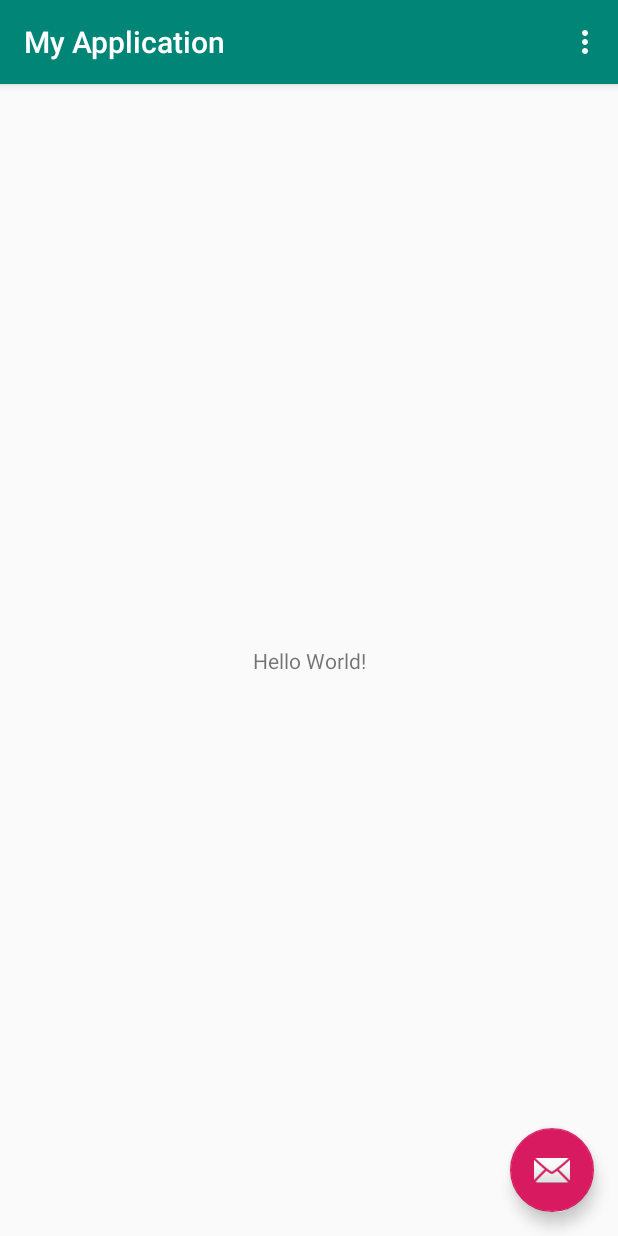
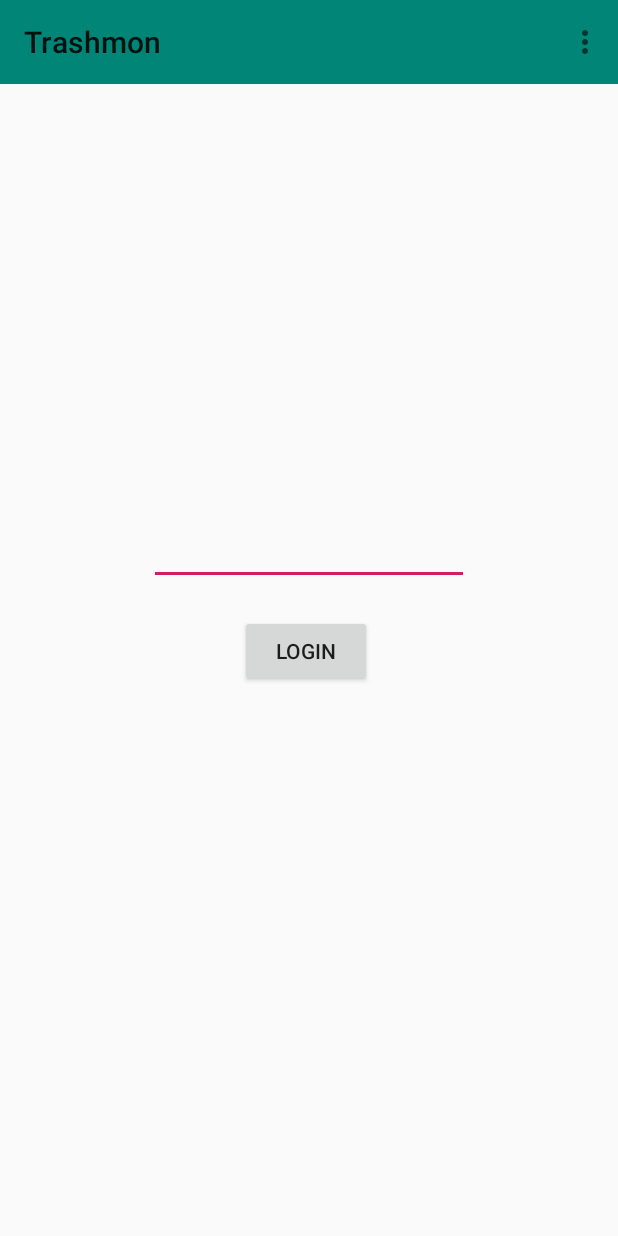
Before and after one commit to theninjawoohoo/pickItUp, an Android app: the screen it shows after launch (MainActivity before the commit, CreateUser after it), on a phone screen of 412 x 824 dp. Run offline under Robolectric (Android 15) with nearby library versions, the phone set to English and light mode, and no system bars.

Commit message:
First Screen

```diff
--- a/app/src/main/AndroidManifest.xml
+++ b/app/src/main/AndroidManifest.xml
@@ -10,7 +10,7 @@
         android:supportsRtl="true"
         android:theme="@style/AppTheme">
         <activity
-            android:name=".MainActivity"
+            android:name="Activities.CreateUser"
             android:label="@string/app_name"
             android:theme="@style/AppTheme.NoActionBar">
             <intent-filter>
--- a/app/src/main/java/com/example/myapplication/MainActivity.java
+++ b/app/src/main/java/Activities/CreateUser.java
@@ -1,7 +1,8 @@
-package com.example.myapplication;
+package Activities;
 
 import android.os.Bundle;
 
+import com.example.myapplication.R;
 import com.google.android.material.floatingactionbutton.FloatingActionButton;
 import com.google.android.material.snackbar.Snackbar;
 
@@ -11,8 +12,12 @@ import androidx.appcompat.widget.Toolbar;
 import android.view.View;
 import android.view.Menu;
 import android.view.MenuItem;
+import android.widget.AutoCompleteTextView;
+import android.widget.Button;
 
-public class MainActivity extends AppCompatActivity {
+public class CreateUser extends AppCompatActivity {
+
+    private AutoCompleteTextView emailView;
 
     @Override
     protected void onCreate(Bundle savedInstanceState) {
@@ -21,14 +26,10 @@ public class MainActivity extends AppCompatActivity {
         Toolbar toolbar = findViewById(R.id.toolbar);
         setSupportActionBar(toolbar);
 
-        FloatingActionButton fab = findViewById(R.id.fab);
-        fab.setOnClickListener(new View.OnClickListener() {
-            @Override
-            public void onClick(View view) {
-                Snackbar.make(view, "Replace with your own action", Snackbar.LENGTH_LONG)
-                        .setAction("Action", null).show();
-            }
-        });
+
+
+        setUpLoginButton();
+
     }
 
     @Override
@@ -52,4 +53,14 @@ public class MainActivity extends AppCompatActivity {
 
         return super.onOptionsItemSelected(item);
     }
+
+    private void setUpLoginButton() {
+        Button login = (Button) findViewById(R.id.loginButton);
+        login.setOnClickListener(new View.OnClickListener() {
+            @Override
+            public void onClick(View view) {
+
+            }
+        });
+    }
 }
--- a/app/src/main/res/layout/activity_main.xml
+++ b/app/src/main/res/layout/activity_main.xml
@@ -4,30 +4,23 @@
     xmlns:tools="http://schemas.android.com/tools"
     android:layout_width="match_parent"
     android:layout_height="match_parent"
-    tools:context=".MainActivity">
+    tools:context="Activities.CreateUser">
 
     <com.google.android.material.appbar.AppBarLayout
         android:layout_width="match_parent"
         android:layout_height="wrap_content"
         android:theme="@style/AppTheme.AppBarOverlay">
 
-        <androidx.appcompat.widget.Toolbar
-            android:id="@+id/toolbar"
-            android:layout_width="match_parent"
-            android:layout_height="?attr/actionBarSize"
-            android:background="?attr/colorPrimary"
-            app:popupTheme="@style/AppTheme.PopupOverlay" />
-
     </com.google.android.material.appbar.AppBarLayout>
 
     <include layout="@layout/content_main" />
 
-    <com.google.android.material.floatingactionbutton.FloatingActionButton
-        android:id="@+id/fab"
-        android:layout_width="wrap_content"
-        android:layout_height="wrap_content"
-        android:layout_gravity="bottom|end"
-        android:layout_margin="@dimen/fab_margin"
-        app:srcCompat="@android:drawable/ic_dialog_email" />
+    <androidx.appcompat.widget.Toolbar
+        android:id="@+id/toolbar"
+        android:layout_width="match_parent"
+        android:layout_height="?attr/actionBarSize"
+        android:background="?attr/colorPrimary"
+        app:popupTheme="@style/AppTheme.PopupOverlay" />
+
 
 </androidx.coordinatorlayout.widget.CoordinatorLayout>
--- a/app/src/main/res/layout/content_main.xml
+++ b/app/src/main/res/layout/content_main.xml
@@ -5,16 +5,32 @@
     android:layout_width="match_parent"
     android:layout_height="match_parent"
     app:layout_behavior="@string/appbar_scrolling_view_behavior"
-    tools:context=".MainActivity"
+    tools:context="Activities.CreateUser"
     tools:showIn="@layout/activity_main">
 
-    <TextView
+    <Button
+        android:id="@+id/loginButton"
         android:layout_width="wrap_content"
         android:layout_height="wrap_content"
-        android:text="Hello World!"
+        android:layout_marginStart="160dp"
+        android:layout_marginLeft="160dp"
+        android:layout_marginTop="20dp"
+        android:layout_marginBottom="21dp"
+        android:text="@string/login_button"
         app:layout_constraintBottom_toBottomOf="parent"
-        app:layout_constraintLeft_toLeftOf="parent"
-        app:layout_constraintRight_toRightOf="parent"
-        app:layout_constraintTop_toTopOf="parent" />
+        app:layout_constraintStart_toStartOf="parent"
+        app:layout_constraintTop_toBottomOf="@+id/editEmail" />
+
+    <EditText
+        android:id="@+id/editEmail"
+        android:layout_width="wrap_content"
+        android:layout_height="wrap_content"
+        android:ems="10"
+        android:inputType="textEmailAddress"
+        app:layout_constraintBottom_toTopOf="@+id/loginButton"
+        app:layout_constraintEnd_toEndOf="parent"
+        app:layout_constraintStart_toStartOf="parent"
+        app:layout_constraintTop_toTopOf="parent"
+        app:layout_constraintVertical_chainStyle="packed" />
 
 </androidx.constraintlayout.widget.ConstraintLayout>
--- a/app/src/main/res/menu/menu_main.xml
+++ b/app/src/main/res/menu/menu_main.xml
@@ -1,7 +1,7 @@
 <menu xmlns:android="http://schemas.android.com/apk/res/android"
     xmlns:app="http://schemas.android.com/apk/res-auto"
     xmlns:tools="http://schemas.android.com/tools"
-    tools:context="com.example.myapplication.MainActivity">
+    tools:context="com.example.myapplication.com.example.Activities.MainActivity">
     <item
         android:id="@+id/action_settings"
         android:orderInCategory="100"
--- a/app/src/main/res/values/strings.xml
+++ b/app/src/main/res/values/strings.xml
@@ -1,4 +1,5 @@
 <resources>
-    <string name="app_name">My Application</string>
+    <string name="app_name">Trashmon</string>
     <string name="action_settings">Settings</string>
+    <string name="login_button">Login</string>
 </resources>
```
